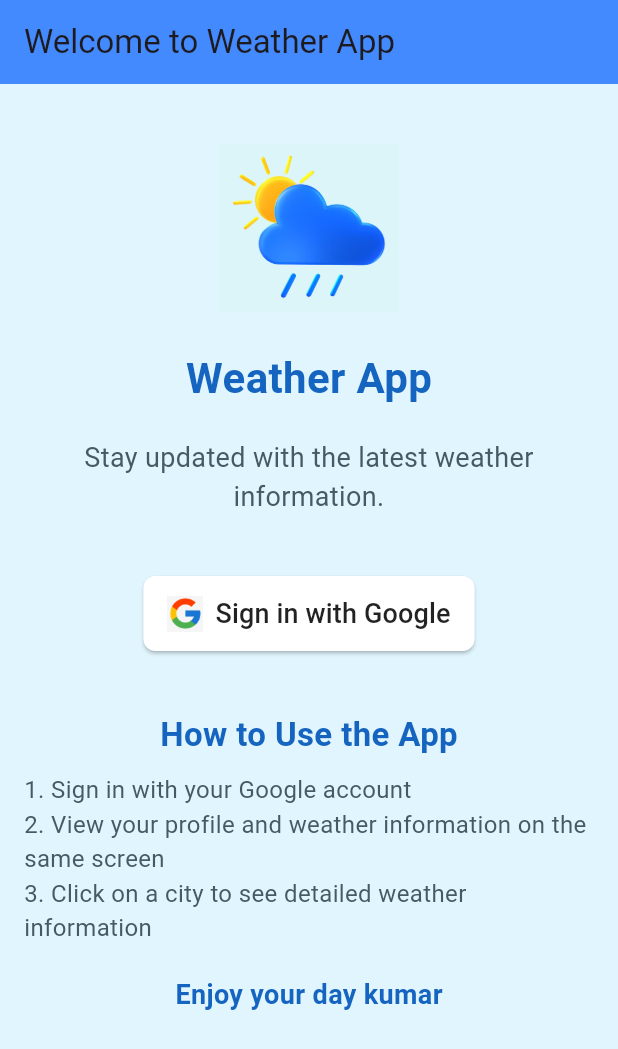
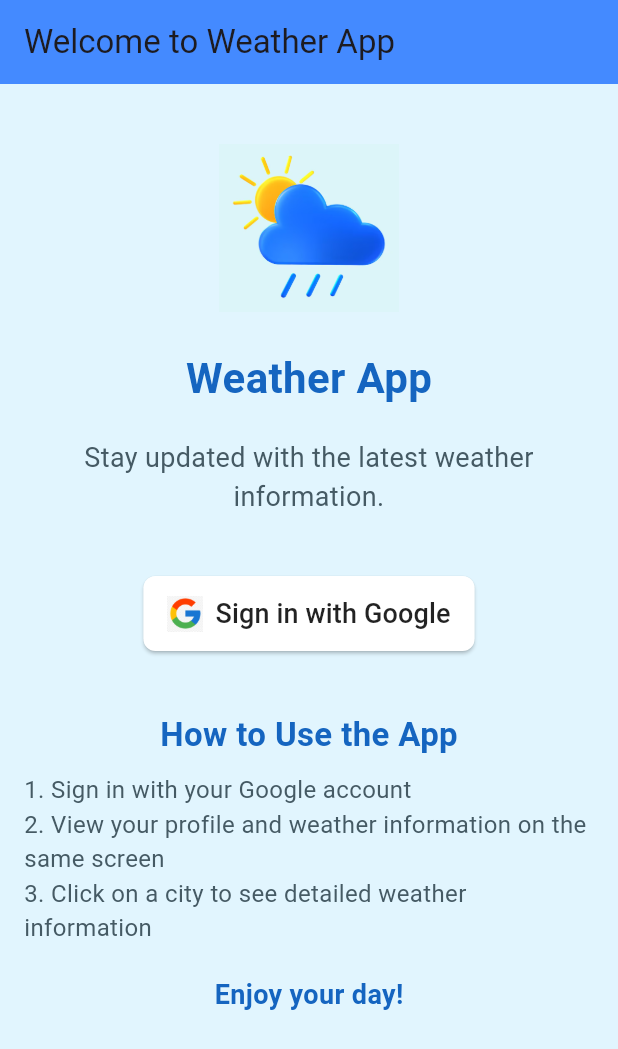
Before and after one commit to Nithish11/weather-_app_task, a Flutter app: the screen it shows after launch, on a phone screen of 412 x 824 dp. Shown: the top 1049 px of the screen. Run offline on Flutter 3.47's test engine with Material 3 defaults, Android fonts, the phone set to English and light mode, and no system bars; our stand-ins replace connectivity_plus, firebase_auth, firebase_core, google_sign_in; accounts and stored records are empty.

Commit message:
fix:changed the content

```diff
--- a/lib/main.dart
+++ b/lib/main.dart
@@ -85,7 +85,7 @@ class MyHomePage extends StatelessWidget {
               ),
               SizedBox(height: 20),
               Text(
-                'Enjoy your day kumar',
+                'Enjoy your day!',
                 style: TextStyle(
                   fontSize: 18,
                   fontWeight: FontWeight.bold,
```
